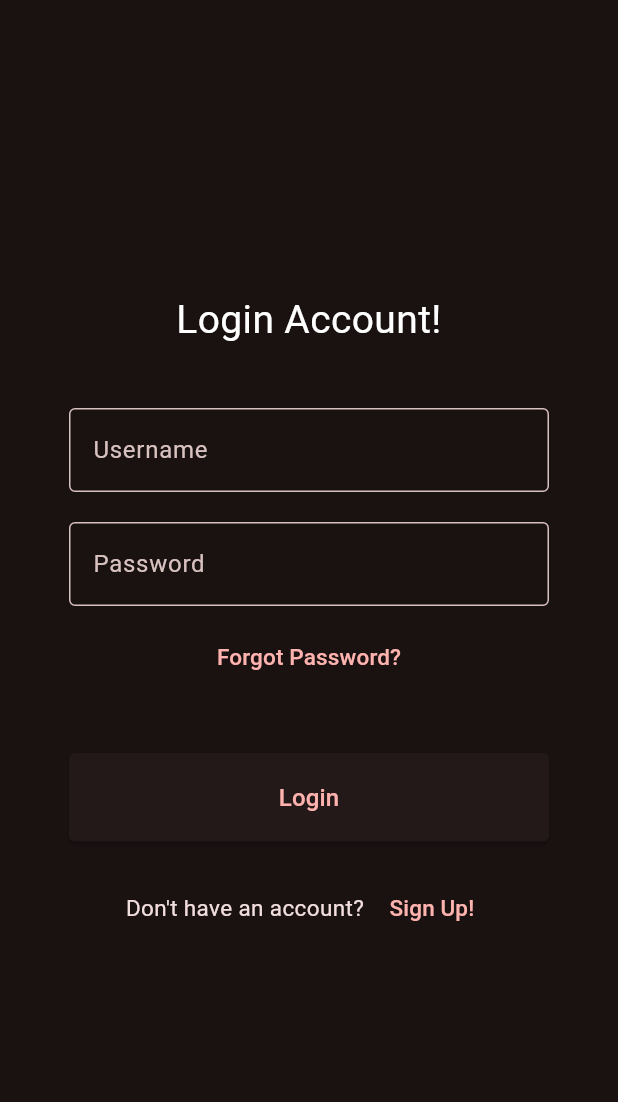
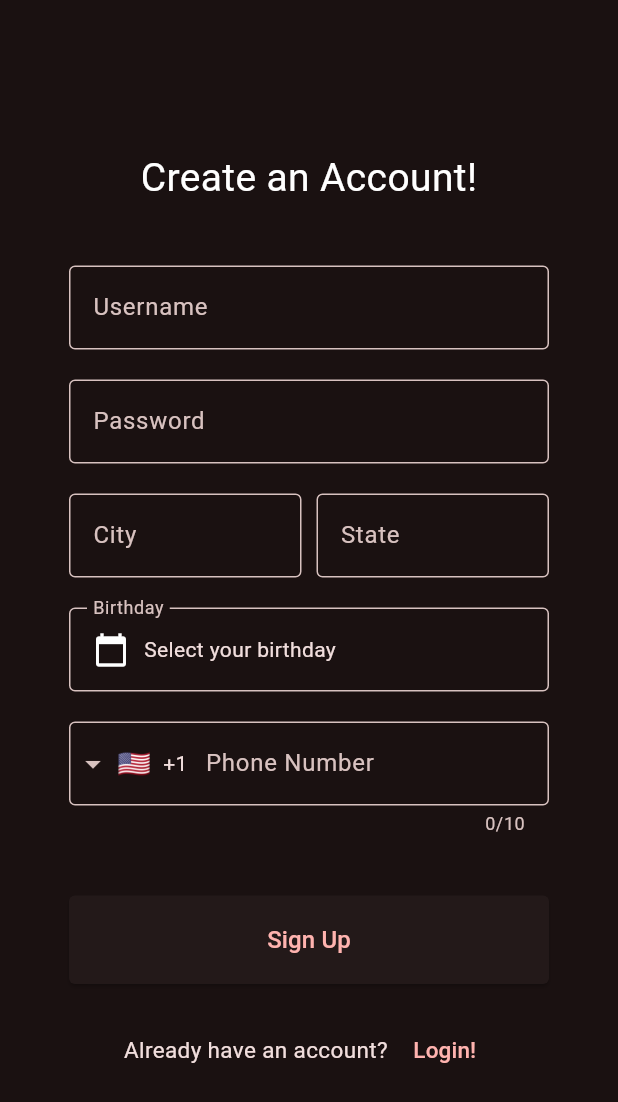
Before and after one commit to TheAutomators-Git/AI-Companion-Frontend, a Flutter app: the LoginPage screen opened by its route, after a tap on "Sign Up!", on a phone screen of 412 x 824 dp. Shown: the top 1102 px of the screen. Run offline on Flutter 3.47's test engine with Material 3 defaults, Android fonts, the phone set to English and light mode, and no system bars; drawn by our look-alikes of intl_phone_field; our stand-ins replace carousel_slider, flutter_dotenv.

Commit message:
client requested changes

```diff
--- a/lib/pages/categories_page.dart
+++ b/lib/pages/categories_page.dart
@@ -46,7 +46,7 @@ class _CategoriesPageState extends State<CategoriesPage> {
                       child: Align(
                         alignment: Alignment.centerLeft,
                         child: Text(
-                          "Please Select Some Categories to Continue from below",
+                          "To get started, please select the five categories that are most important to you-this will help your AI Companion tailor the experience to your unique interests.",
                           style: TextStyle(fontSize: 20),
                         ),
                       ),
--- a/lib/pages/display_page.dart
+++ b/lib/pages/display_page.dart
@@ -11,13 +11,11 @@ class _DisplayPageState extends State<DisplayPage> {
   int _currentIndex = 0;
 
   final List<String> _imageUrls = [
-    'lib/assets/screen1.png',
     'lib/assets/screen2.jpg',
     'lib/assets/screen3.jpg',
   ];
 
   final List<String> _titles = [
-    'Welcome to Favlist!',
     'Upload and Save a Summary of Your Life',
     'Learn New Insights About Yourself',
   ];
@@ -25,14 +23,6 @@ class _DisplayPageState extends State<DisplayPage> {
   @override
   Widget build(BuildContext context) {
     final List<Widget> _descriptions = [
-      const Padding(
-        padding: EdgeInsets.all(16.0),
-        child: Text(
-          'Hello and welcome to Favlist, your Personalized AI Companion.',
-          style: TextStyle(fontSize: 18, color: Colors.white),
-          textAlign: TextAlign.center,
-        ),
-      ),
       const Padding(
         padding: EdgeInsets.all(16.0),
         child: Text(
--- a/lib/pages/login_page.dart
+++ b/lib/pages/login_page.dart
@@ -1,5 +1,6 @@
 import 'package:flutter/material.dart';
 import 'display_page.dart'; // Import the DisplayPage
+import 'sign_up.dart'; // Import the SignUpPage
 
 class LoginPage extends StatelessWidget {
   final TextEditingController _usernameController = TextEditingController();
@@ -108,8 +109,19 @@ class LoginPage extends StatelessWidget {
                         ),
                         SizedBox(width: 5),
                         TextButton(
-                            onPressed: () => {},
-                            child: Text("Sign Up!", style: TextStyle(fontSize: 15)))
+                          onPressed: () {
+                            Navigator.push(
+                              context,
+                              MaterialPageRoute(
+                                builder: (context) => SignUpPage(),
+                              ),
+                            );
+                          },
+                          child: Text(
+                            "Sign Up!",
+                            style: TextStyle(fontSize: 15),
+                          ),
+                        )
                       ],
                     )
                   ],
--- /dev/null
+++ b/lib/pages/sign_up.dart
@@ -0,0 +1,205 @@
+import 'package:flutter/material.dart';
+import 'package:intl_phone_field/intl_phone_field.dart';
+import 'package:intl/intl.dart';
+import 'login_page.dart';
+import 'categories_page.dart'; // Import the CategoriesPage
+
+class SignUpPage extends StatefulWidget {
+  @override
+  _SignUpPageState createState() => _SignUpPageState();
+}
+
+class _SignUpPageState extends State<SignUpPage> {
+  final TextEditingController _usernameController = TextEditingController();
+  final TextEditingController _passwordController = TextEditingController();
+  final TextEditingController _cityController = TextEditingController();
+  final TextEditingController _stateController = TextEditingController();
+  final TextEditingController _phoneController = TextEditingController();
+  DateTime? _selectedDate;
+
+  @override
+  Widget build(BuildContext context) {
+    return Scaffold(
+      body: LayoutBuilder(
+        builder: (context, constraints) {
+          double maxWidth = 400;
+          double formWidth = constraints.maxWidth < maxWidth
+              ? constraints.maxWidth
+              : maxWidth;
+
+          return Center(
+            child: SizedBox(
+              width: formWidth,
+              child: Container(
+                padding: const EdgeInsets.all(40),
+                width: double.infinity,
+                height: double.infinity,
+                child: Column(
+                  mainAxisAlignment: MainAxisAlignment.center,
+                  children: [
+                    const Text(
+                      'Create an Account!',
+                      style: TextStyle(fontSize: 26, color: Colors.white),
+                      textAlign: TextAlign.center,
+                    ),
+                    const SizedBox(height: 40),
+                    _buildTextField(
+                      controller: _usernameController,
+                      labelText: 'Username',
+                    ),
+                    const SizedBox(height: 20),
+                    _buildTextField(
+                      controller: _passwordController,
+                      labelText: 'Password',
+                      obscureText: true,
+                    ),
+                    const SizedBox(height: 20),
+                    Row(
+                      children: [
+                        Expanded(
+                          child: _buildTextField(
+                            controller: _cityController,
+                            labelText: 'City',
+                          ),
+                        ),
+                        const SizedBox(width: 10),
+                        Expanded(
+                          child: _buildTextField(
+                            controller: _stateController,
+                            labelText: 'State',
+                          ),
+                        ),
+                      ],
+                    ),
+                    const SizedBox(height: 20),
+                    _buildDatePicker(context),
+                    const SizedBox(height: 20),
+                    IntlPhoneField(
+                      controller: _phoneController,
+                      decoration: const InputDecoration(
+                        labelText: 'Phone Number',
+                        border: OutlineInputBorder(),
+                        filled: true,
+                        fillColor: Color.fromARGB(0, 255, 255, 255),
+                      ),
+                    ),
+                    const SizedBox(height: 40),
+                    Row(
+                      children: [
+                        Flexible(
+                          child: ElevatedButton(
+                            onPressed: () {
+                              // Navigate to CategoriesPage when sign up is clicked
+                              Navigator.push(
+                                context,
+                                MaterialPageRoute(
+                                  builder: (context) => CategoriesPage(),
+                                ),
+                              );
+                            },
+                            style: ElevatedButton.styleFrom(
+                              shape: RoundedRectangleBorder(
+                                borderRadius: BorderRadius.circular(4.0),
+                              ),
+                              padding: const EdgeInsets.symmetric(vertical: 18),
+                              minimumSize: const Size(double.infinity, 45),
+                            ),
+                            child: const Text(
+                              'Sign Up',
+                              style: TextStyle(fontSize: 16),
+                            ),
+                          ),
+                        ),
+                      ],
+                    ),
+                    const SizedBox(height: 20),
+                    Row(
+                      mainAxisAlignment: MainAxisAlignment.center,
+                      children: [
+                        const Text(
+                          "Already have an account?",
+                          style: TextStyle(fontSize: 15),
+                        ),
+                        const SizedBox(width: 5),
+                        TextButton(
+                          onPressed: () {
+                            Navigator.push(
+                              context,
+                              MaterialPageRoute(
+                                builder: (context) => LoginPage(),
+                              ),
+                            );
+                          },
+                          child: const Text(
+                            "Login!",
+                            style: TextStyle(
+                              fontSize: 15,
+                            ),
+                          ),
+                        ),
+                      ],
+                    ),
+                  ],
+                ),
+              ),
+            ),
+          );
+        },
+      ),
+    );
+  }
+
+  Widget _buildTextField({
+    required TextEditingController controller,
+    required String labelText,
+    bool obscureText = false,
+  }) {
+    return TextFormField(
+      controller: controller,
+      obscureText: obscureText,
+      decoration: InputDecoration(
+        labelText: labelText,
+        border: const OutlineInputBorder(),
+        filled: true,
+        fillColor: const Color.fromARGB(0, 255, 255, 255),
+      ),
+    );
+  }
+
+  Widget _buildDatePicker(BuildContext context) {
+    return InkWell(
+      onTap: () async {
+        DateTime? pickedDate = await showDatePicker(
+          context: context,
+          initialDate: DateTime.now(),
+          firstDate: DateTime(1900),
+          lastDate: DateTime(2100),
+        );
+        if (pickedDate != null) {
+          setState(() {
+            _selectedDate = pickedDate;
+          });
+        }
+      },
+      child: InputDecorator(
+        decoration: const InputDecoration(
+          labelText: 'Birthday',
+          border: OutlineInputBorder(),
+          filled: true,
+          fillColor: const Color.fromARGB(0, 255, 255, 255),
+        ),
+        child: Row(
+          children: [
+            const Icon(Icons.calendar_today),
+            const SizedBox(width: 10),
+            Text(
+              _selectedDate != null
+                  ? DateFormat('MM/dd/yyyy').format(_selectedDate!)
+                  : 'Select your birthday',
+            ),
+          ],
+        ),
+      ),
+    );
+  }
+}
--- a/pubspec.yaml
+++ b/pubspec.yaml
@@ -11,6 +11,8 @@ dependencies:
   flutter:
     sdk: flutter
   carousel_slider: ^5.0.0
+  intl: ^0.18.1
+  intl_phone_field: ^3.1.0
   flutter_svg: ^2.0.7
   cupertino_icons: ^1.0.6
   http: ^0.13.3
```
Also changed, not shown: pubspec.lock.
